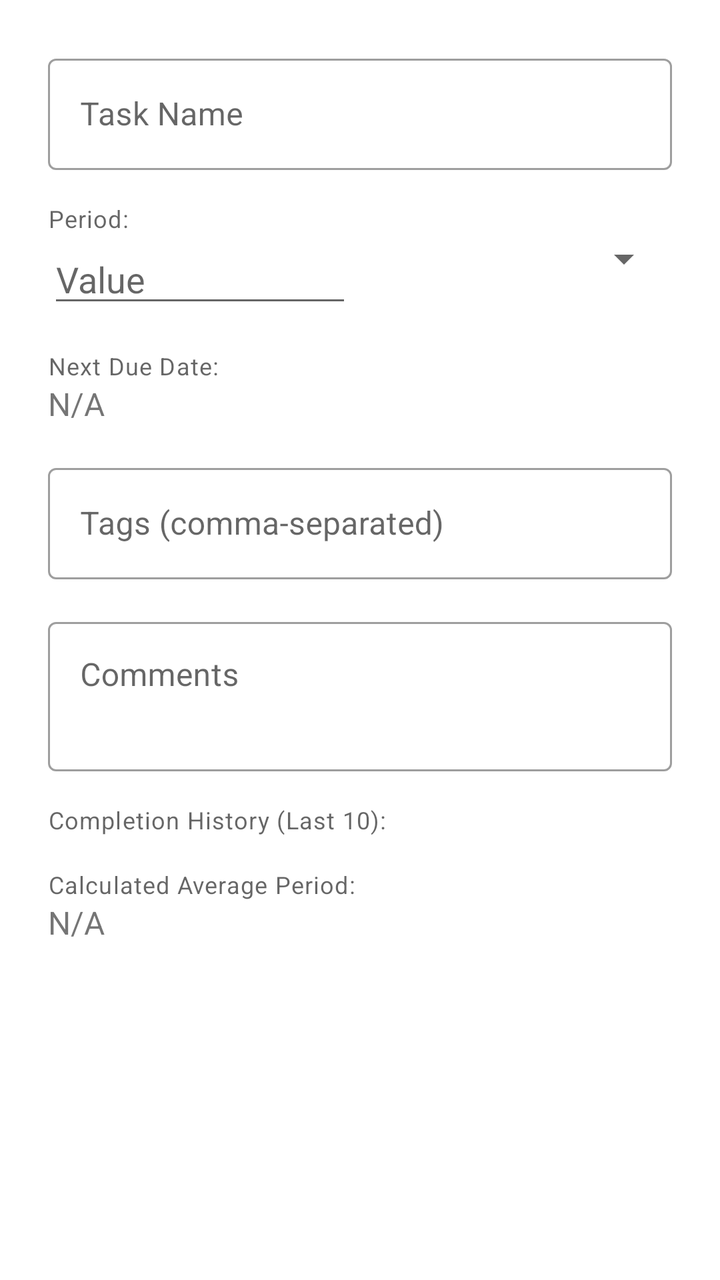
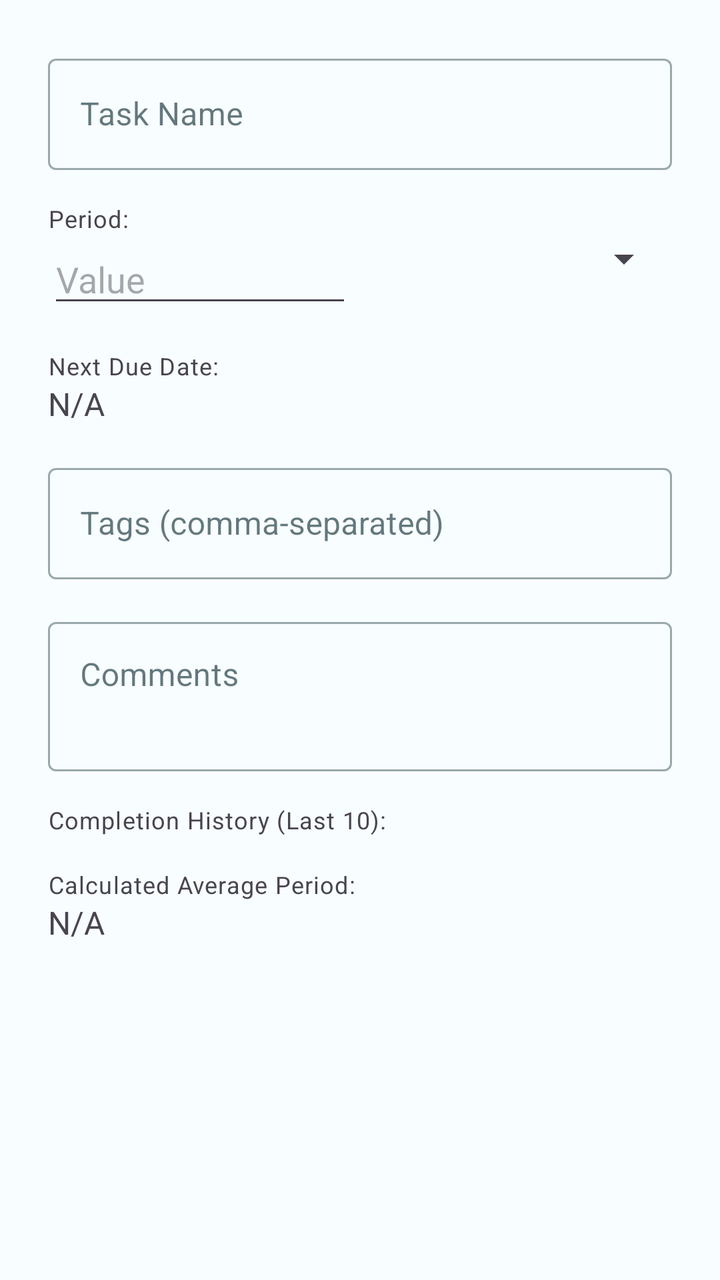

The first picture is an Android layout as it rendered before a commit; the second is the same layout after the commit. The layout source and the unified diff follow.
<!-- AndroidManifest.xml: application theme Theme.Periodic -->
<!-- res/layout/dialog_edit_task.xml -->
<?xml version="1.0" encoding="utf-8"?>
<ScrollView xmlns:android="http://schemas.android.com/apk/res/android"
    xmlns:app="http://schemas.android.com/apk/res-auto"
    android:layout_width="match_parent"
    android:layout_height="wrap_content">

    <LinearLayout
        android:layout_width="match_parent"
        android:layout_height="wrap_content"
        android:orientation="vertical"
        android:padding="24dp">

        <com.google.android.material.textfield.TextInputLayout
            android:layout_width="match_parent"
            android:layout_height="wrap_content"
            style="@style/Widget.MaterialComponents.TextInputLayout.OutlinedBox"
            android:hint="Task Name">
            <com.google.android.material.textfield.TextInputEditText
                android:id="@+id/edit_task_name_edittext"
                android:layout_width="match_parent"
                android:layout_height="wrap_content"
                android:inputType="textCapSentences"/>
        </com.google.android.material.textfield.TextInputLayout>

        <TextView
            android:layout_width="wrap_content"
            android:layout_height="wrap_content"
            android:text="Period:"
            android:layout_marginTop="16dp"
            style="@style/TextAppearance.MaterialComponents.Caption"/>
        <LinearLayout
            android:layout_width="match_parent"
            android:layout_height="wrap_content"
            android:orientation="horizontal">
            <EditText
                android:id="@+id/edit_period_value_edittext"
                android:layout_width="0dp"
                android:layout_height="wrap_content"
                android:layout_weight="1"
                android:hint="Value"
                android:inputType="numberDecimal"/>
            <Spinner
                android:id="@+id/edit_period_unit_spinner"
                android:layout_width="0dp"
                android:layout_height="wrap_content"
                android:layout_weight="1"
                android:layout_marginStart="8dp"/>
        </LinearLayout>

        <TextView
            android:layout_width="wrap_content"
            android:layout_height="wrap_content"
            android:text="Next Due Date:"
            android:layout_marginTop="16dp"
            style="@style/TextAppearance.MaterialComponents.Caption"/>
        <TextView
            android:id="@+id/text_next_due_date"
            android:layout_width="match_parent"
            android:layout_height="wrap_content"
            android:textSize="16sp"
            android:text="N/A"/>

        <com.google.android.material.textfield.TextInputLayout
            android:layout_width="match_parent"
            android:layout_height="wrap_content"
            android:layout_marginTop="16dp"
            style="@style/Widget.MaterialComponents.TextInputLayout.OutlinedBox"
            android:hint="Tags (comma-separated)">
            <com.google.android.material.textfield.TextInputEditText
                android:id="@+id/edit_task_tags_edittext"
                android:layout_width="match_parent"
                android:layout_height="wrap_content"
                android:inputType="text"/>
        </com.google.android.material.textfield.TextInputLayout>

        <com.google.android.material.textfield.TextInputLayout
            android:layout_width="match_parent"
            android:layout_height="wrap_content"
            android:layout_marginTop="16dp"
            style="@style/Widget.MaterialComponents.TextInputLayout.OutlinedBox"
            android:hint="Comments">
            <com.google.android.material.textfield.TextInputEditText
                android:id="@+id/edit_task_comments_edittext"
                android:layout_width="match_parent"
                android:layout_height="wrap_content"
                android:minLines="2"
                android:gravity="top"
                android:inputType="textMultiLine|textCapSentences"/>
        </com.google.android.material.textfield.TextInputLayout>

        <TextView
            android:layout_width="wrap_content"
            android:layout_height="wrap_content"
            android:text="Completion History (Last 10):"
            android:layout_marginTop="16dp"
            style="@style/TextAppearance.MaterialComponents.Caption"/>
        <androidx.recyclerview.widget.RecyclerView
            android:id="@+id/recycler_completion_history"
            android:layout_width="match_parent"
            android:layout_height="wrap_content"
            android:maxHeight="150dp"
            android:scrollbars="vertical"/>

        <TextView
            android:layout_width="wrap_content"
            android:layout_height="wrap_content"
            android:text="Calculated Average Period:"
            android:layout_marginTop="16dp"
            style="@style/TextAppearance.MaterialComponents.Caption"/>
        <TextView
            android:id="@+id/text_actual_period"
            android:layout_width="match_parent"
            android:layout_height="wrap_content"
            android:textSize="16sp"
            android:text="N/A"/>

    </LinearLayout>
</ScrollView>
<!-- resources referenced by this layout -->
<resources>
  <style name="Theme.Periodic" parent="Theme.MaterialComponents.DayNight.DarkActionBar">
          <item name="colorPrimary">@color/purple_500</item>
          <item name="colorPrimaryVariant">@color/purple_700</item>
          <item name="colorOnPrimary">@color/white</item>
          <item name="colorSecondary">@color/teal_200</item>
          <item name="colorSecondaryVariant">@color/teal_700</item>
          <item name="colorOnSecondary">@color/black</item>
      </style>
  <color name="purple_500">#FF6200EE</color>
  <color name="purple_700">#FF3700B3</color>
  <color name="white">#FFFFFFFF</color>
  <color name="teal_200">#FF03DAC5</color>
  <color name="teal_700">#FF018786</color>
  <color name="black">#FF000000</color>
</resources>

<!-- the commit's change to res/layout/dialog_edit_task.xml (unified diff, before → after) -->
@@ -2,7 +2,8 @@
 <ScrollView xmlns:android="http://schemas.android.com/apk/res/android"
     xmlns:app="http://schemas.android.com/apk/res-auto"
     android:layout_width="match_parent"
-    android:layout_height="wrap_content">
+    android:layout_height="wrap_content"
+    android:background="?attr/colorSurface" >
 
     <LinearLayout
         android:layout_width="match_parent"
@@ -99,7 +100,8 @@
             android:layout_width="match_parent"
             android:layout_height="wrap_content"
             android:maxHeight="150dp"
-            android:scrollbars="vertical"/>
+            android:scrollbars="vertical"
+            />
 
         <TextView
             android:layout_width="wrap_content"
<!-- resource entries referenced after the edit -->
@@ -1,18 +1,76 @@
 <!-- resources referenced by this layout -->
 <resources>
-  <style name="Theme.Periodic" parent="Theme.MaterialComponents.DayNight.DarkActionBar">
-          <item name="colorPrimary">@color/purple_500</item>
-          <item name="colorPrimaryVariant">@color/purple_700</item>
-          <item name="colorOnPrimary">@color/white</item>
-          <item name="colorSecondary">@color/teal_200</item>
-          <item name="colorSecondaryVariant">@color/teal_700</item>
-          <item name="colorOnSecondary">@color/black</item>
+  <style name="Theme.Periodic" parent="Theme.Material3.DayNight.NoActionBar">
+          <item name="colorPrimary">@color/md_theme_light_primary</item>
+          <item name="colorOnPrimary">@color/md_theme_light_onPrimary</item>
+          <item name="colorPrimaryContainer">@color/md_theme_light_primaryContainer</item>
+          <item name="colorOnPrimaryContainer">@color/md_theme_light_onPrimaryContainer</item>
+  
+          <item name="colorSecondary">@color/md_theme_light_secondary</item>
+          <item name="colorOnSecondary">@color/md_theme_light_onSecondary</item>
+          <item name="colorSecondaryContainer">@color/md_theme_light_secondaryContainer</item>
+          <item name="colorOnSecondaryContainer">@color/md_theme_light_onSecondaryContainer</item>
+  
+          <item name="colorTertiary">@color/md_theme_light_tertiary</item>
+          <item name="colorOnTertiary">@color/md_theme_light_onTertiary</item>
+          <item name="colorTertiaryContainer">@color/md_theme_light_tertiaryContainer</item>
+          <item name="colorOnTertiaryContainer">@color/md_theme_light_onTertiaryContainer</item>
+  
+          <item name="colorError">@color/md_theme_light_error</item>
+          <item name="colorOnError">@color/md_theme_light_onError</item>
+          <item name="colorErrorContainer">@color/md_theme_light_errorContainer</item>
+          <item name="colorOnErrorContainer">@color/md_theme_light_onErrorContainer</item>
+  
+          <item name="android:colorBackground">@color/md_theme_light_background</item>
+          <item name="colorOnBackground">@color/md_theme_light_onBackground</item>
+          <item name="colorSurface">@color/md_theme_light_surface</item>
+          <item name="colorOnSurface">@color/md_theme_light_onSurface</item>
+          <item name="colorSurfaceVariant">@color/md_theme_light_surfaceVariant</item>
+          <item name="colorOnSurfaceVariant">@color/md_theme_light_onSurfaceVariant</item>
+          <item name="colorOutline">@color/md_theme_light_outline</item>
+          <item name="colorOutlineVariant">@color/md_theme_light_outlineVariant</item>
+          <item name="colorSurfaceInverse">@color/md_theme_light_inverseSurface</item>
+          <item name="colorOnSurfaceInverse">@color/md_theme_light_inverseOnSurface</item>
+          <item name="colorPrimaryInverse">@color/md_theme_light_inversePrimary</item>
+          <item name="colorSurfaceContainer">@color/md_theme_light_surface</item> <item name="android:statusBarColor">?attr/colorSurface</item>
+          <item name="android:navigationBarColor">?attr/colorSurface</item>
+          <item name="materialAlertDialogTheme">@style/ThemeOverlay.Periodic.AlertDialog</item>
       </style>
-  <color name="purple_500">#FF6200EE</color>
-  <color name="purple_700">#FF3700B3</color>
-  <color name="white">#FFFFFFFF</color>
-  <color name="teal_200">#FF03DAC5</color>
-  <color name="teal_700">#FF018786</color>
-  <color name="black">#FF000000</color>
+  <color name="md_theme_light_primary">#22606F</color>
+  <color name="md_theme_light_onPrimary">#FFFFFF</color>
+  <color name="md_theme_light_primaryContainer">#BCE9F7</color>
+  <color name="md_theme_light_onPrimaryContainer">#001F26</color>
+  <color name="md_theme_light_secondary">#4D6269</color>
+  <color name="md_theme_light_onSecondary">#FFFFFF</color>
+  <color name="md_theme_light_secondaryContainer">#D0E7F0</color>
+  <color name="md_theme_light_onSecondaryContainer">#081E24</color>
+  <color name="md_theme_light_tertiary">#5D5C7E</color>
+  <color name="md_theme_light_onTertiary">#FFFFFF</color>
+  <color name="md_theme_light_tertiaryContainer">#E3DFF9</color>
+  <color name="md_theme_light_onTertiaryContainer">#1A1937</color>
+  <color name="md_theme_light_error">#BA1A1A</color>
+  <color name="md_theme_light_onError">#FFFFFF</color>
+  <color name="md_theme_light_errorContainer">#FFDAD6</color>
+  <color name="md_theme_light_onErrorContainer">#410002</color>
+  <color name="md_theme_light_background">#F8FDFF</color>
+  <color name="md_theme_light_onBackground">#001F26</color>
+  <color name="md_theme_light_surface">#F8FDFF</color>
+  <color name="md_theme_light_onSurface">#001F26</color>
+  <color name="md_theme_light_surfaceVariant">#DBE4E7</color>
+  <color name="md_theme_light_onSurfaceVariant">#40484B</color>
+  <color name="md_theme_light_outline">#70787C</color>
+  <color name="md_theme_light_outlineVariant">#BFC8CB</color>
+  <color name="md_theme_light_inverseSurface">#00363F</color>
+  <color name="md_theme_light_inverseOnSurface">#E3F4FB</color>
+  <color name="md_theme_light_inversePrimary">#86D1E3</color>
+  <style name="ThemeOverlay.Periodic.AlertDialog" parent="ThemeOverlay.Material3.MaterialAlertDialog">
+          <item name="android:background">?attr/colorSurface</item>
+  
+          <item name="colorSurfaceContainerHigh">?attr/colorSurface</item>
+  
+          <item name="buttonBarPositiveButtonStyle">@style/Widget.Material3.Button.TextButton.Dialog</item>
+          <item name="buttonBarNegativeButtonStyle">@style/Widget.Material3.Button.TextButton.Dialog</item>
+          <item name="buttonBarNeutralButtonStyle">@style/Widget.Material3.Button.TextButton.Dialog</item>
+      </style>
 </resources>
 
